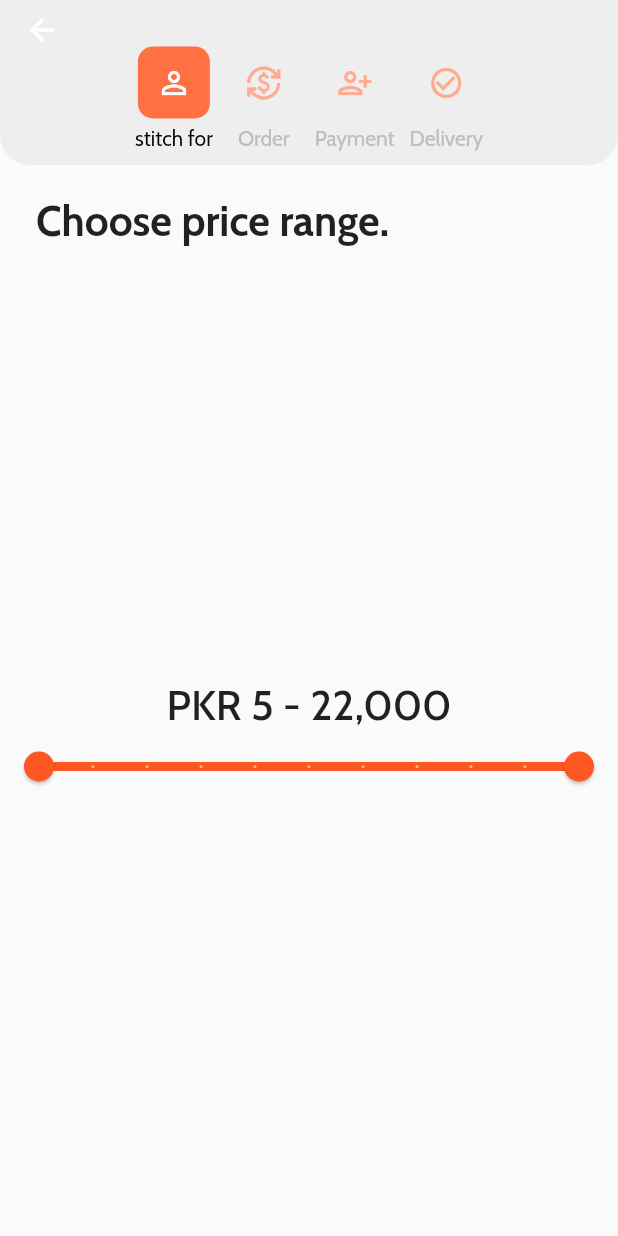
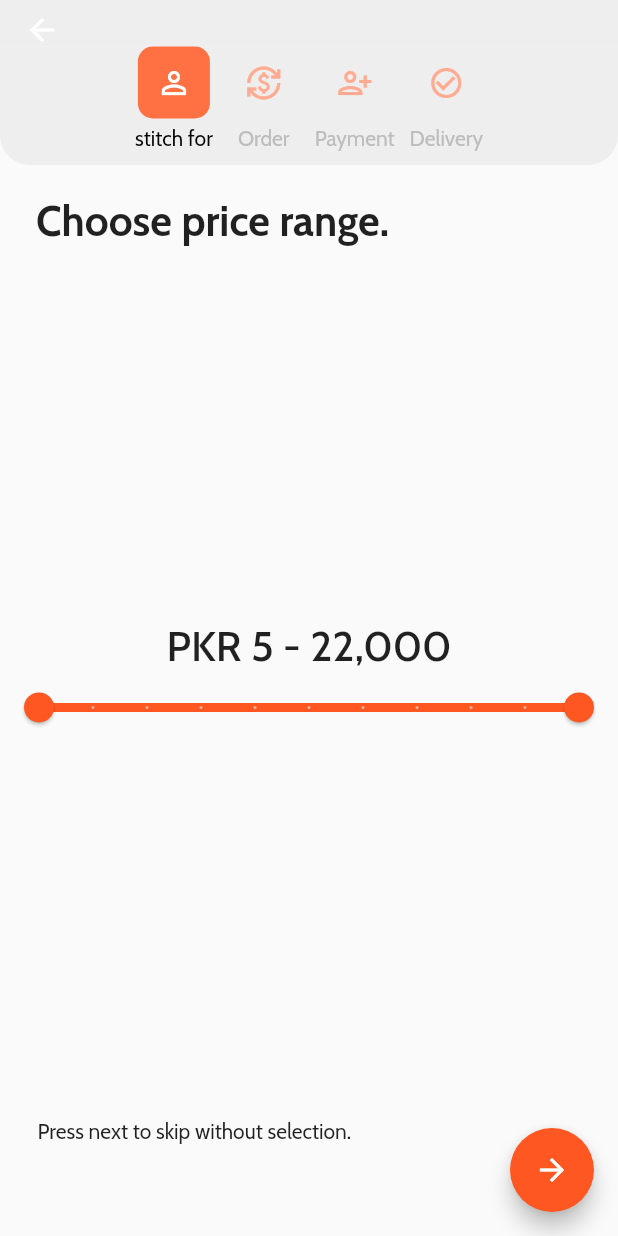
Before and after one commit to RipeSeed/stitch-it-asadullahtariq, a Flutter app: the screen it shows after launch, swiped to page 5, on a phone screen of 412 x 824 dp. Run offline on Flutter 3.47's test engine with Material 2 defaults, Android fonts, the phone set to English and light mode, and no system bars; our stand-ins replace google_fonts.

Commit message:
latest changes

```diff
--- a/lib/screens/OrderPage.dart
+++ b/lib/screens/OrderPage.dart
@@ -55,7 +55,9 @@ class _StitichingOrderPageState extends State<StitichingOrderPage> {
           StitchingDuration(
             onPressedFunction: nextPage,
           ),
-          const StitchingPrice(),
+          StitchingPrice(
+            onPressedFunction: nextPage,
+          ),
           const StitchingTailer()
         ],
       ),
--- a/lib/screens/StitchingPrice.dart
+++ b/lib/screens/StitchingPrice.dart
@@ -1,8 +1,8 @@
 import 'package:flutter/material.dart';
-import 'package:practice/widgets/OrderSttaus.dart';
 
 class StitchingPrice extends StatefulWidget {
-  const StitchingPrice({super.key});
+  final Function onPressedFunction;
+  const StitchingPrice({super.key, required this.onPressedFunction});
 
   @override
   State<StitchingPrice> createState() => _StitchingPriceState();
@@ -51,8 +51,20 @@ class _StitchingPriceState extends State<StitchingPrice> {
                 ],
               ),
             ),
-          )
+          ),
+          Padding(
+            padding: EdgeInsets.only(
+                bottom: MediaQuery.of(context).size.height * 0.075, left: 25),
+            child: const Text("Press next to skip without selection."),
+          ),
         ],
+      ),
+      floatingActionButton: FloatingActionButton(
+        onPressed: () => widget.onPressedFunction(),
+        child: const Icon(
+          Icons.arrow_forward,
+          color: Colors.white,
+        ),
       ),
     );
   }
```
